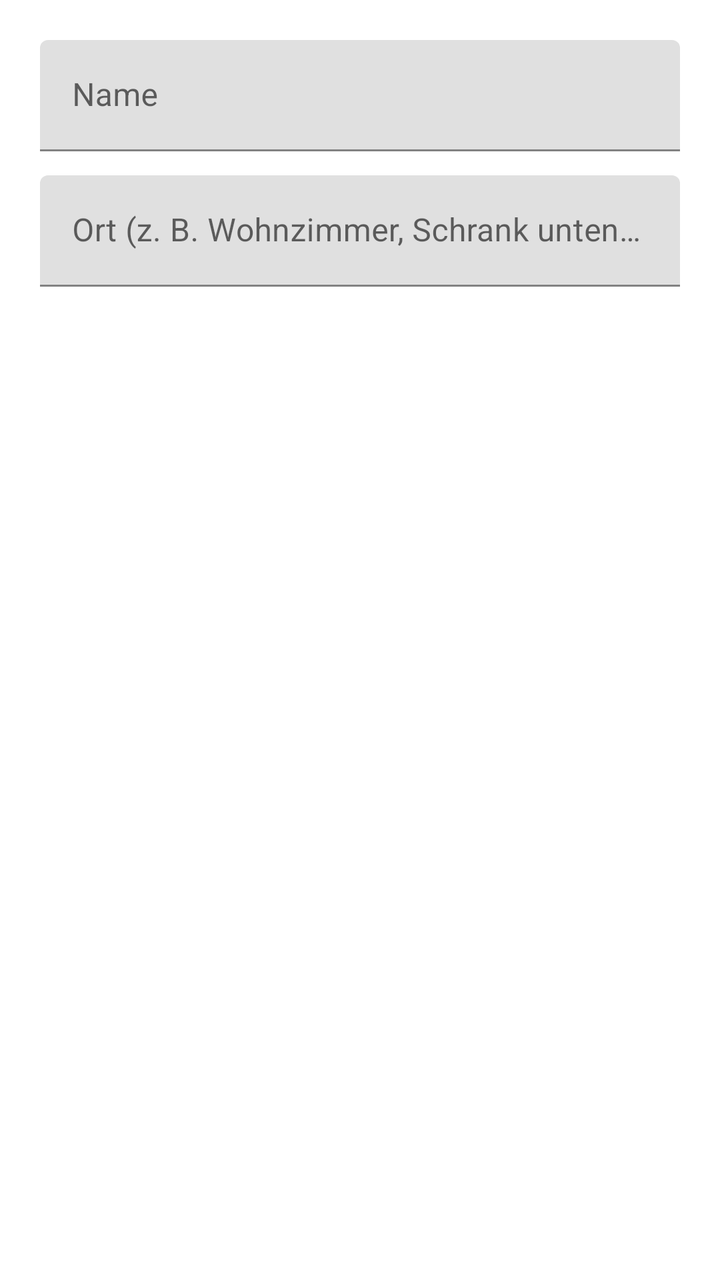
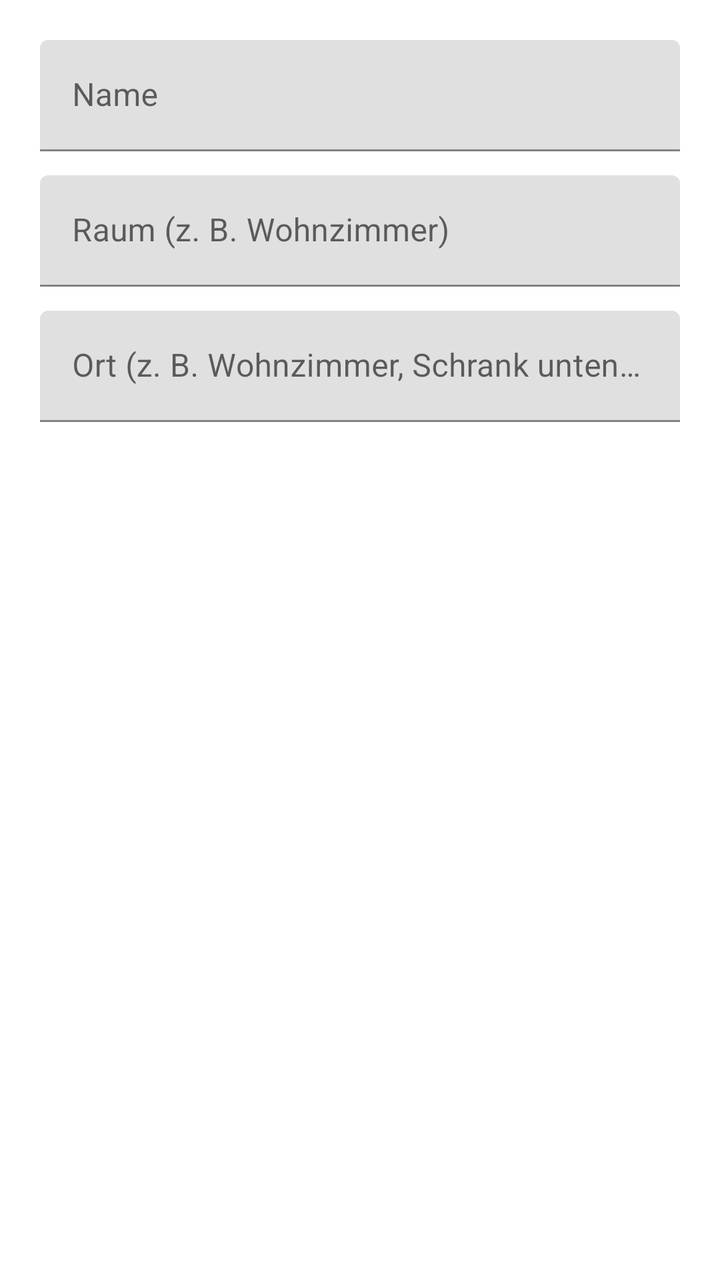

Compare the two renders of this Android layout. The source of the first and the diff that turns it into the second are given below.
<!-- AndroidManifest.xml: application theme Theme.HomeSonar -->
<!-- res/layout/dialog_edit_item.xml -->
<?xml version="1.0" encoding="utf-8"?>
<LinearLayout xmlns:android="http://schemas.android.com/apk/res/android"
    android:layout_width="match_parent"
    android:layout_height="wrap_content"
    android:orientation="vertical"
    android:padding="20dp">

    <com.google.android.material.textfield.TextInputLayout
        android:layout_width="match_parent"
        android:layout_height="wrap_content"
        android:layout_marginBottom="12dp"
        android:hint="@string/name_hint">

        <com.google.android.material.textfield.TextInputEditText
            android:id="@+id/inputName"
            android:layout_width="match_parent"
            android:layout_height="wrap_content"
            android:importantForAutofill="no"
            android:inputType="text" />

    </com.google.android.material.textfield.TextInputLayout>

    <com.google.android.material.textfield.TextInputLayout
        android:layout_width="match_parent"
        android:layout_height="wrap_content"
        android:hint="@string/location_hint_long">

        <com.google.android.material.textfield.TextInputEditText
            android:id="@+id/inputLocation"
            android:layout_width="match_parent"
            android:layout_height="wrap_content"
            android:importantForAutofill="no"
            android:inputType="text" />

    </com.google.android.material.textfield.TextInputLayout>

</LinearLayout>
<!-- resources referenced by this layout -->
<resources>
  <string name="location_hint_long">Ort (z. B. Wohnzimmer, Schrank unten rechts, Schublade)</string>
  <string name="name_hint">Name</string>
  <style name="Theme.HomeSonar" parent="Theme.MaterialComponents.DayNight.NoActionBar">
          <item name="colorPrimary">@color/primary</item>
          <item name="colorPrimaryVariant">@color/primary_dark</item>
          <item name="colorOnPrimary">@color/white</item>
          <item name="colorSecondary">@color/secondary</item>
      </style>
  <color name="primary">#1F6E5C</color>
  <color name="primary_dark">#144D40</color>
  <color name="white">#FFFFFF</color>
  <color name="secondary">#4FA58F</color>
</resources>

<!-- the commit's change to res/layout/dialog_edit_item.xml (unified diff, before → after) -->
@@ -23,6 +23,21 @@
     <com.google.android.material.textfield.TextInputLayout
         android:layout_width="match_parent"
         android:layout_height="wrap_content"
+        android:layout_marginBottom="12dp"
+        android:hint="@string/room_name_hint">
+
+        <com.google.android.material.textfield.TextInputEditText
+            android:id="@+id/inputRoom"
+            android:layout_width="match_parent"
+            android:layout_height="wrap_content"
+            android:importantForAutofill="no"
+            android:inputType="text" />
+
+    </com.google.android.material.textfield.TextInputLayout>
+
+    <com.google.android.material.textfield.TextInputLayout
+        android:layout_width="match_parent"
+        android:layout_height="wrap_content"
         android:hint="@string/location_hint_long">
 
         <com.google.android.material.textfield.TextInputEditText
<!-- resource entries referenced after the edit -->
@@ -2,6 +2,7 @@
 <resources>
   <string name="location_hint_long">Ort (z. B. Wohnzimmer, Schrank unten rechts, Schublade)</string>
   <string name="name_hint">Name</string>
+  <string name="room_name_hint">Raum (z. B. Wohnzimmer)</string>
   <style name="Theme.HomeSonar" parent="Theme.MaterialComponents.DayNight.NoActionBar">
           <item name="colorPrimary">@color/primary</item>
           <item name="colorPrimaryVariant">@color/primary_dark</item>
